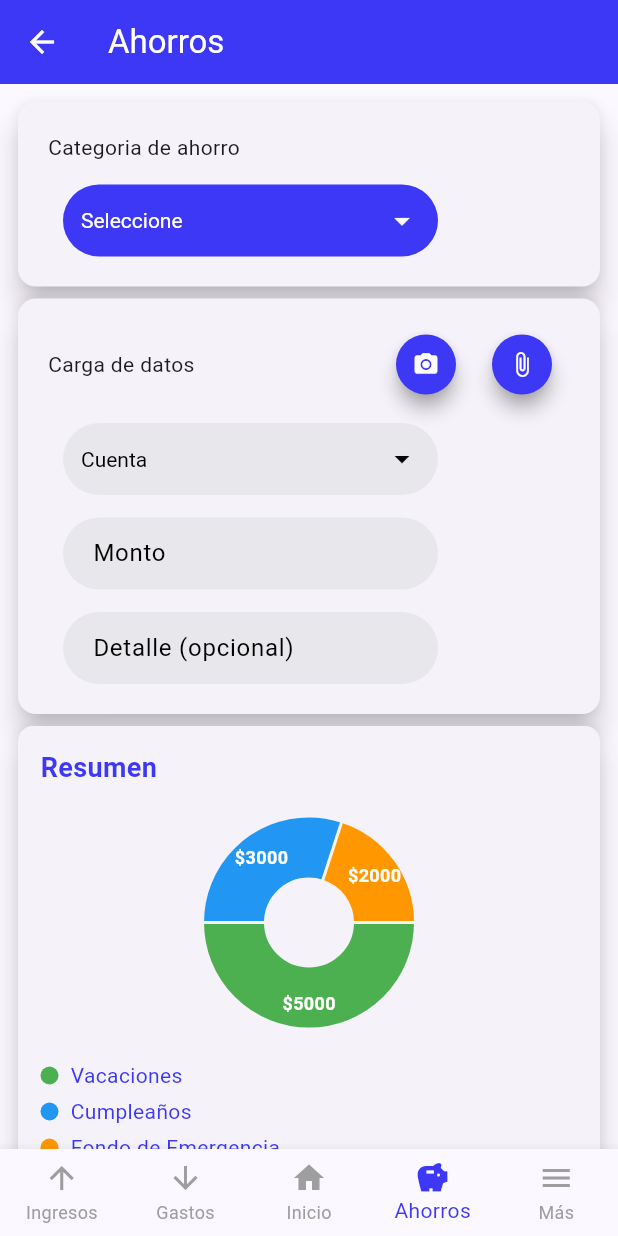
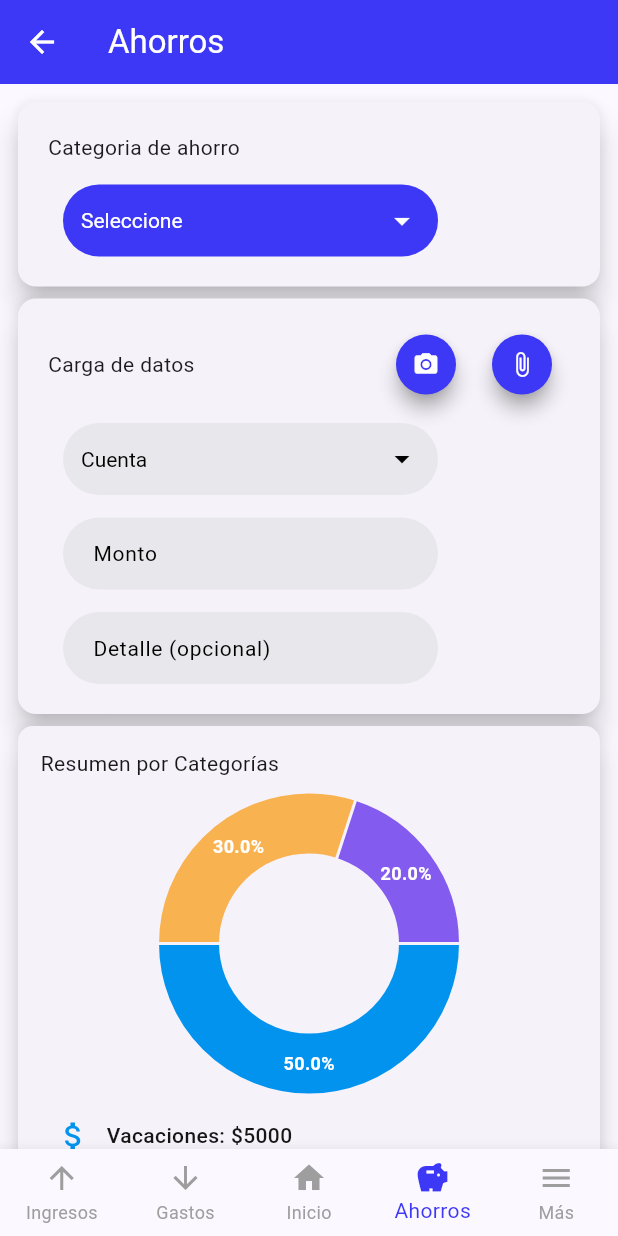
Before and after one commit to Marcee096/marnager, a Flutter app: the AhorrosPage screen opened directly, on a phone screen of 412 x 824 dp. Run offline on Flutter 3.47's test engine with Material 3 defaults, Android fonts, the phone set to English and light mode, and no system bars; drawn by our look-alikes of fl_chart; missing offline and left inert: fluid_dropdown_input.

Commit message:
editar grafico de cada seccion

```diff
--- a/lib/src/pages/ahorros_page.dart
+++ b/lib/src/pages/ahorros_page.dart
@@ -35,15 +35,85 @@
     'Cumpleaños': 3000,
     'Fondo de Emergencia': 2000,
   };
+
+  // Método para obtener el icono según la categoría/subcategoría
+  IconData _obtenerIcono(String categoria) {
+    switch (categoria.toLowerCase()) {
+      case 'web':
+      case 'páginas web':
+        return Icons.web;
+      case 'imagen':
+      case 'diseño gráfico':
+        return Icons.image;
+      case 'video':
+      case 'edición de video':
+        return Icons.video_library;
+      case 'pdf':
+      case 'documentos':
+        return Icons.picture_as_pdf;
+      case 'tienda':
+      case 'retail':
+        return Icons.store;
+      case 'educación':
+      case 'beca':
+        return Icons.school;
+      case 'invitaciones':
+        return Icons.card_giftcard;
+      case 'joyas':
+        return Icons.diamond;
+      default:
+        return Icons.attach_money;
+    }
+  }
+
+  // Datos estructurados con categorías y subcategorías
+  final List<Map<String, dynamic>> datosCompletos = [
+    { 'categoria': 'Vacaciones', 'subcategoria': 'Web', 'monto': 5000 },
+    { 'categoria': 'Vacaciones', 'subcategoria': 'Imagen', 'monto': 3000 },
+    { 'categoria': 'Vacaciones', 'subcategoria': 'Video', 'monto': 8000 },
+    { 'categoria': 'Vacaciones', 'subcategoria': 'PDF', 'monto': 5000 },
+    { 'categoria': 'Joyas', 'subcategoria': 'Tienda', 'monto': 3000 },
+    { 'categoria': 'Beca', 'subcategoria': 'Educación', 'monto': 2000 },
+  ];
+
+  // Método para obtener subcategorías según la selección del dropdown
+  Map<String, double> _obtenerDatosParaGrafico() {
+    if (_opcionSeleccionadaDropdown == null) {
+      // Si no hay selección, mostrar todas las categorías principales
+      Map<String, double> categoriasPrincipales = {};
+      for (var categoria in _ahorros) {
+        double total = datosCompletos
+            .where((item) => item['categoria'] == categoria)
+            .fold(0.0, (sum, item) => sum + item['monto']);
+        if (total > 0) {
+          categoriasPrincipales[categoria] = total;
+        }
+      }
+      return categoriasPrincipales;
+    } else {
+      // Si hay una categoría seleccionada, mostrar sus subcategorías
+      Map<String, double> subcategorias = {};
+      var datosCategoria = datosCompletos
+          .where((item) => item['categoria'] == _opcionSeleccionadaDropdown)
+          .toList();
+
+      for (var item in datosCategoria) {
+        subcategorias[item['subcategoria']] = item['monto'].toDouble();
+      }
+      return subcategorias;
+    }
+  }
   @override
   Widget build(BuildContext context) {
+    // Obtener datos dinámicos según la selección
+    final datosDinamicos = _obtenerDatosParaGrafico();
     return Scaffold(
       appBar: AppBar(
         iconTheme: const IconThemeData(color: Colors.white),
         title: const Text('Ahorros', style: TextStyle(color: Colors.white)),
         backgroundColor: const Color.fromARGB(255, 61, 56, 245),
       ),
-      body: ListView(padding: const EdgeInsets.all(8.0), children: [_cardCategoria(), _cardCargaAhorro(), _cardGrafico(datos), _pieChartResumen(datos)]),
+      body: ListView(padding: const EdgeInsets.all(8.0), children: [_cardCategoria(), _cardCargaAhorro(), _cardGrafico(datos), _cardGrafico(datosDinamicos)]),
       bottomNavigationBar: BottomNavigationBar(
         type: BottomNavigationBarType.fixed,
         currentIndex: 3,
@@ -290,7 +360,7 @@
               filled: true,
               fillColor: const Color.fromARGB(255, 232, 232, 236), // Mismo color que el dropdown
               hintText: 'Monto',
-              hintStyle: const TextStyle(color: Colors.black),
+              hintStyle: const TextStyle(color: Colors.black,fontSize: 14.0),
               contentPadding: const EdgeInsets.symmetric(horizontal: 16.0, vertical: 12.0), // Mismo padding que el dropdown
             ),
             style: const TextStyle(color: Colors.black),
@@ -311,7 +381,7 @@
 
               fillColor: const Color.fromARGB(255, 232, 232, 236), // Mismo color que el dropdown
               hintText: 'Detalle (opcional)',
-              hintStyle: const TextStyle(color: Colors.black),
+              hintStyle: const TextStyle(color: Colors.black,fontSize: 14.0),
               contentPadding: const EdgeInsets.symmetric(horizontal: 16.0, vertical: 12.0), // Mismo padding que el dropdown
             ),
             style: const TextStyle(color: Colors.black),
@@ -322,65 +392,8 @@
   ));
 }
 
- // Nuevo método: grafico de pastel para el resumen
-  Widget _pieChartResumen(Map<String, double> datos) {
-    final double ingresos = datos['ingresos'] ?? 0;
-    final double gastos = datos['gastos'] ?? 0;
-    final double ahorros = datos['ahorros'] ?? 0;
-
-    // Si todos son 0, mostrar placeholder (evita división por 0 visualmente)
-    if (ingresos == 0 && gastos == 0 && ahorros == 0) {
-      return const SizedBox(
-        height: 160,
-        child: Center(child: Text('Sin datos para mostrar', style: TextStyle(color: Colors.grey))),
-      );
-    }
-
-    return SizedBox(
-      height: 160,
-      child: PieChart(
-        PieChartData(
-          sectionsSpace: 2,
-          centerSpaceRadius: 30,
-          sections: [
-            PieChartSectionData(
-              value: ingresos,
-              color: Colors.green,
-              title: '\$${ingresos.toStringAsFixed(0)}',
-              radius: 40,
-              showTitle: true,
-              titleStyle: const TextStyle(color: Colors.white, fontSize: 12, fontWeight: FontWeight.bold),
-              borderSide: BorderSide.none,
-              titlePositionPercentageOffset: 0.6,
-            ),
-            PieChartSectionData(
-              value: gastos,
-              color: Colors.orange,
-              title: '\$${gastos.toStringAsFixed(0)}',
-              radius: 40,
-              showTitle: true,
-              titleStyle: const TextStyle(color: Colors.white, fontSize: 12, fontWeight: FontWeight.bold),
-              borderSide: BorderSide.none,
-              titlePositionPercentageOffset: 0.6,
-            ),
-            PieChartSectionData(
-              value: ahorros,
-              color: Colors.blue,
-              title: '\$${ahorros.toStringAsFixed(0)}',
-              radius: 40,
-              showTitle: true,
-              titleStyle: const TextStyle(color: Colors.white, fontSize: 12, fontWeight: FontWeight.bold),
-              borderSide: BorderSide.none,
-              titlePositionPercentageOffset: 0.6,
-            ),
-          ],
-        ),
-      ),
-    );
-  }
-
-  // Método específico para gráfico de categorías de ahorros
-  Widget _pieChartAhorros(Map<String, double> datos) {
+ // Método específico para gráfico de categorías de gastos
+  Widget _pieChartGastos(Map<String, double> datos) {
     // Si no hay datos, mostrar placeholder
     if (datos.isEmpty) {
       return const SizedBox(
@@ -391,26 +404,30 @@
 
     // Colores para las diferentes categorías
     final List<Color> colores = [
-      Colors.green,
-      Colors.blue,
-      Colors.orange,
-      Colors.purple,
-      Colors.red,
-      Colors.teal,
+      const Color(0xff0293ee),
+      const Color(0xfff8b250),
+      const Color(0xff845bef),
+      const Color(0xff13d38e),
+      const Color(0xffff6b6b),
+      const Color(0xff4ecdc4),
     ];
 
+    // Calcular el total para los porcentajes
+    final double total = datos.values.reduce((a, b) => a + b);
+
     return SizedBox(
-      height: 160,
+      height: 200,
       child: PieChart(
         PieChartData(
           sectionsSpace: 2,
-          centerSpaceRadius: 30,
+          centerSpaceRadius: 60,
           sections: datos.entries.map((entry) {
             int index = datos.keys.toList().indexOf(entry.key);
+            double porcentaje = (entry.value / total) * 100;
             return PieChartSectionData(
               value: entry.value,
               color: colores[index % colores.length],
-              title: '\$${entry.value.toStringAsFixed(0)}',
+              title: '${porcentaje.toStringAsFixed(1)}%',
               radius: 40,
               showTitle: true,
               titleStyle: const TextStyle(
@@ -419,7 +436,7 @@
                 fontWeight: FontWeight.bold
               ),
               borderSide: BorderSide.none,
-              titlePositionPercentageOffset: 0.6,
+              titlePositionPercentageOffset: 0.5,
             );
           }).toList(),
         ),
@@ -427,8 +444,13 @@
     );
   }
 
-  // Actualiza la card del gráfico para usar el nuevo método
+
   Widget _cardGrafico(Map<String, double> datos) {
+    // Título dinámico según la selección
+    String titulo = _opcionSeleccionadaDropdown == null
+        ? 'Resumen por Categorías'
+        : 'Subcategorías de $_opcionSeleccionadaDropdown';
+
     return Card(
       shape: RoundedRectangleBorder(borderRadius: BorderRadius.circular(10.0)),
       elevation: 8,
@@ -438,20 +460,20 @@
         child: Column(
           crossAxisAlignment: CrossAxisAlignment.start,
           children: [
-            const Text(
-              'Resumen',
-              style: TextStyle(
-                fontSize: 18.0,
-                fontWeight: FontWeight.bold,
-                color: Color.fromARGB(255, 61, 56, 245),
+            Text(
+              titulo,
+              style: const TextStyle(
+                fontSize: 14.0,
+                fontWeight: FontWeight.normal,
+                color: Color.fromARGB(255, 25, 25, 26),
               ),
             ),
             const SizedBox(height: 10),
-            // Usa el método específico para ahorros
-            _pieChartAhorros(datos),
+            // Usa el método específico para ingresos
+            _pieChartGastos(datos),
             const SizedBox(height: 10),
-            // mostrar leyenda
-            _leyendaAhorros(datos),
+            // Opcional: mostrar leyenda
+            _leyendaGastos(datos),
           ],
         ),
       ),
@@ -459,37 +481,43 @@
   }
 
   // leyenda para identificar las categorías
-  Widget _leyendaAhorros(Map<String, double> datos) {
+  Widget _leyendaGastos(Map<String, double> datos) {
+    // Colores que coinciden con el gráfico
     final List<Color> colores = [
-      Colors.green,
-      Colors.blue,
-      Colors.orange,
-      Colors.purple,
-      Colors.red,
-      Colors.teal,
+      const Color(0xff0293ee),
+      const Color(0xfff8b250),
+      const Color(0xff845bef),
+      const Color(0xff13d38e),
+      const Color(0xffff6b6b),
+      const Color(0xff4ecdc4),
     ];
 
     return Column(
       children: datos.entries.map((entry) {
         int index = datos.keys.toList().indexOf(entry.key);
         return Padding(
-          padding: const EdgeInsets.symmetric(vertical: 2.0),
+          padding: const EdgeInsets.symmetric(vertical: 6.0),
           child: Row(
             children: [
-              Container(
-                width: 12,
-                height: 12,
-                decoration: BoxDecoration(
-                  color: colores[index % colores.length],
-                  shape: BoxShape.circle,
-                ),
+
+              const SizedBox(width: 10),
+              // Icono específico para cada categoría
+              Icon(
+                _obtenerIcono(entry.key),
+                color: colores[index % colores.length],
+                size: 24,
               ),
-              const SizedBox(width: 8),
-              Text(
-                entry.key,
-                style: const TextStyle(
-                  fontSize: 14,
-                  color: Color.fromARGB(255, 61, 56, 245),
+              const SizedBox(width: 10),
+              // Nombre de la categoría y monto
+              Expanded(
+                child: Text(
+                  '${entry.key}: \$${entry.value.toStringAsFixed(0)}',
+                  style: const TextStyle(
+                    fontSize: 14,
+                    fontWeight: FontWeight.w500,
+                    color: Color.fromARGB(255, 21, 21, 21),
+                  ),
+                  overflow: TextOverflow.ellipsis,
                 ),
               ),
             ],
--- a/lib/src/pages/gastos_page.dart
+++ b/lib/src/pages/gastos_page.dart
@@ -357,7 +357,7 @@
               filled: true,
               fillColor: const Color.fromARGB(255, 232, 232, 236), // Mismo color que el dropdown
               hintText: 'Monto',
-              hintStyle: const TextStyle(color: Colors.black),
+              hintStyle: const TextStyle(color: Colors.black,fontSize: 14.0),
               contentPadding: const EdgeInsets.symmetric(horizontal: 16.0, vertical: 12.0), // Mismo padding que el dropdown
             ),
             style: const TextStyle(color: Colors.black),
@@ -378,7 +378,7 @@
 
               fillColor: const Color.fromARGB(255, 232, 232, 236), // Mismo color que el dropdown
               hintText: 'Detalle (opcional)',
-              hintStyle: const TextStyle(color: Colors.black),
+              hintStyle: const TextStyle(color: Colors.black,fontSize: 14.0),
               contentPadding: const EdgeInsets.symmetric(horizontal: 16.0, vertical: 12.0), // Mismo padding que el dropdown
             ),
             style: const TextStyle(color: Colors.black),
```
